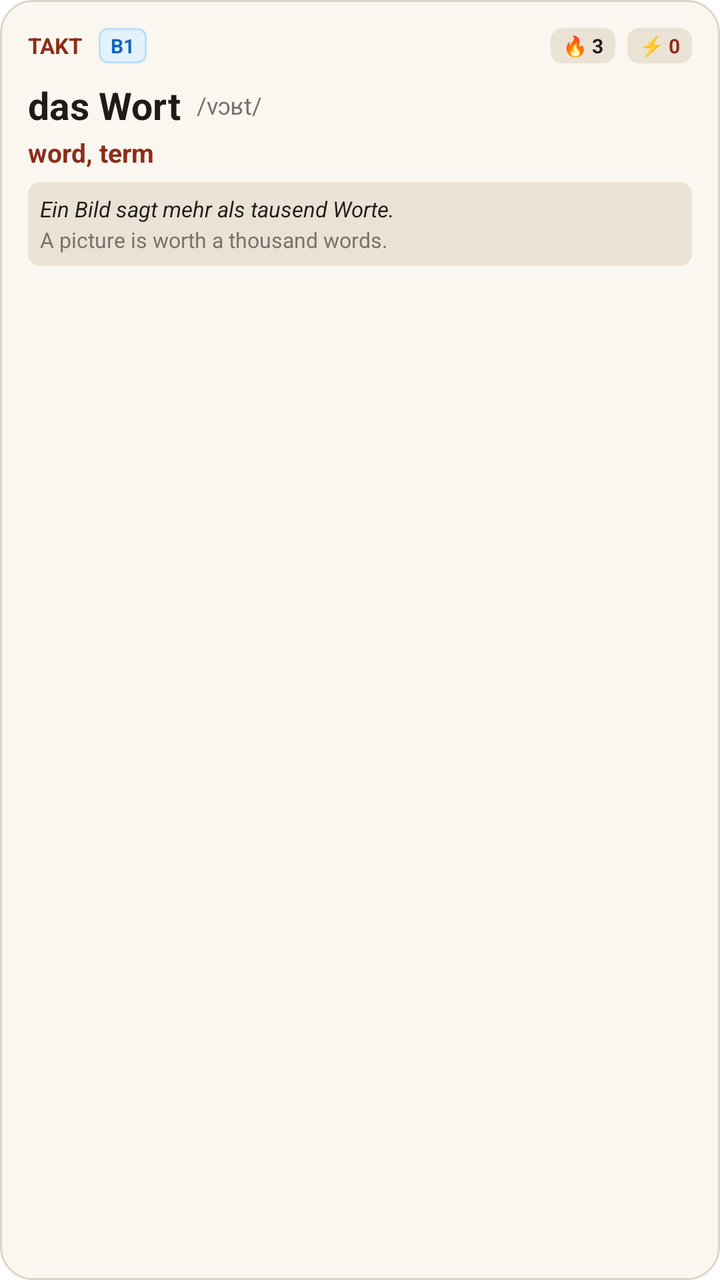
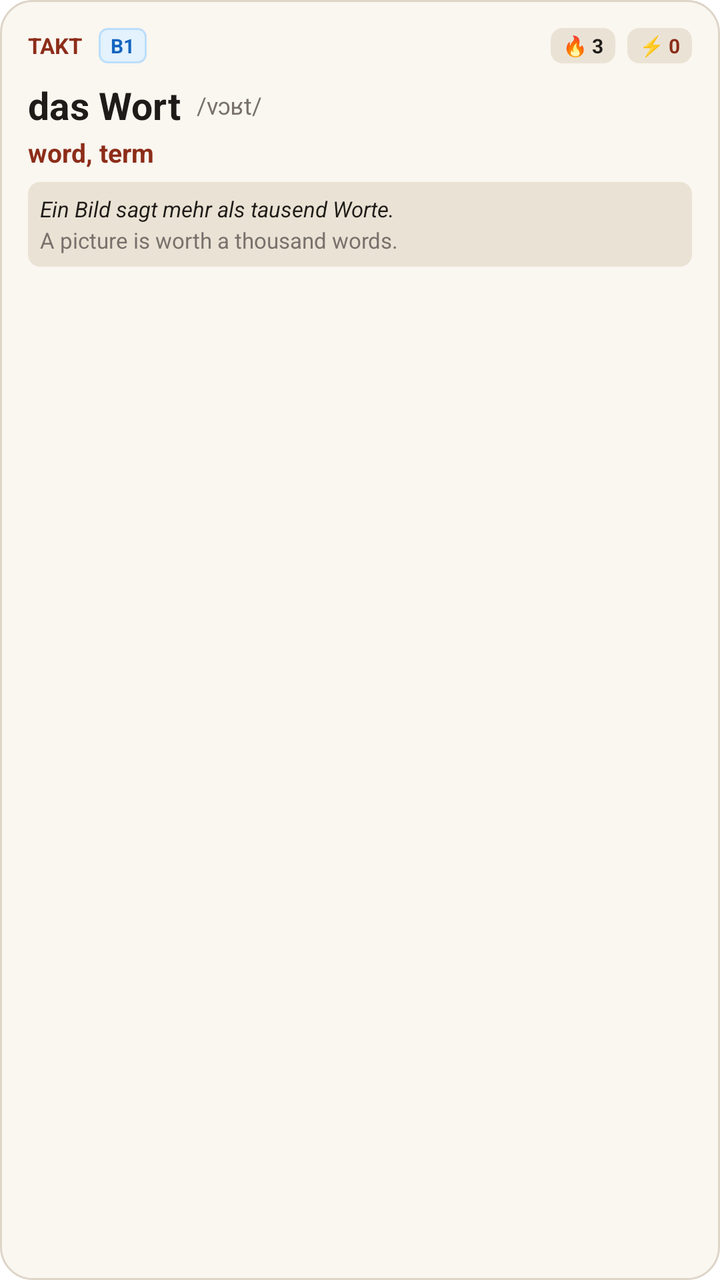

An Android layout rendered at two revisions. The XML below is the earlier revision; the diff shows what the commit changed to produce the second picture.
<!-- AndroidManifest.xml: fallback theme Theme.MaterialComponents.DayNight.NoActionBar -->
<!-- res/layout/word_of_the_day_widget.xml -->
<?xml version="1.0" encoding="utf-8"?>
<LinearLayout xmlns:android="http://schemas.android.com/apk/res/android"
    android:id="@+id/widget_root"
    android:layout_width="match_parent"
    android:layout_height="match_parent"
    android:background="@drawable/widget_card_bg"
    android:orientation="vertical"
    android:padding="14dp">

    
    <LinearLayout
        android:layout_width="match_parent"
        android:layout_height="wrap_content"
        android:gravity="center_vertical"
        android:orientation="horizontal">

        <TextView
            android:id="@+id/widget_app_title"
            android:layout_width="wrap_content"
            android:layout_height="wrap_content"
            android:text="TAKT"
            android:textColor="#8C2D19"
            android:textSize="11sp"
            android:textStyle="bold" />

        <TextView
            android:id="@+id/widget_cefr_badge"
            android:layout_width="wrap_content"
            android:layout_height="wrap_content"
            android:layout_marginStart="8dp"
            android:background="@drawable/widget_cefr_badge_bg"
            android:paddingHorizontal="6dp"
            android:paddingVertical="2dp"
            android:text="B1"
            android:textColor="#1565C0"
            android:textSize="10sp"
            android:textStyle="bold" />

        <View
            android:layout_width="0dp"
            android:layout_height="1dp"
            android:layout_weight="1" />

        <TextView
            android:id="@+id/widget_streak_text"
            android:layout_width="wrap_content"
            android:layout_height="wrap_content"
            android:background="@drawable/widget_chip_bg"
            android:paddingHorizontal="6dp"
            android:paddingVertical="2dp"
            android:text="🔥 3"
            android:textColor="#1E1B18"
            android:textSize="10sp"
            android:textStyle="bold" />

        <TextView
            android:id="@+id/widget_due_count"
            android:layout_width="wrap_content"
            android:layout_height="wrap_content"
            android:layout_marginStart="6dp"
            android:background="@drawable/widget_chip_bg"
            android:paddingHorizontal="6dp"
            android:paddingVertical="2dp"
            android:text="⚡ 0"
            android:textColor="#8C2D19"
            android:textSize="10sp"
            android:textStyle="bold" />
    </LinearLayout>

    
    <LinearLayout
        android:layout_width="match_parent"
        android:layout_height="wrap_content"
        android:layout_marginTop="8dp"
        android:orientation="vertical">

        <LinearLayout
            android:layout_width="match_parent"
            android:layout_height="wrap_content"
            android:baselineAligned="true"
            android:gravity="center_vertical"
            android:orientation="horizontal">

            <TextView
                android:id="@+id/widget_word_title"
                android:layout_width="wrap_content"
                android:layout_height="wrap_content"
                android:text="das Wort"
                android:textColor="#1E1B18"
                android:textSize="19sp"
                android:textStyle="bold" />

            <TextView
                android:id="@+id/widget_word_ipa"
                android:layout_width="wrap_content"
                android:layout_height="wrap_content"
                android:layout_marginStart="8dp"
                android:text="/vɔʁt/"
                android:textColor="#78716C"
                android:textSize="12sp" />
        </LinearLayout>

        <TextView
            android:id="@+id/widget_word_definition"
            android:layout_width="match_parent"
            android:layout_height="wrap_content"
            android:layout_marginTop="2dp"
            android:ellipsize="end"
            android:maxLines="1"
            android:text="word, term"
            android:textColor="#8C2D19"
            android:textSize="13sp"
            android:textStyle="bold" />
    </LinearLayout>

    
    <LinearLayout
        android:id="@+id/widget_example_container"
        android:layout_width="match_parent"
        android:layout_height="wrap_content"
        android:layout_marginTop="6dp"
        android:background="@drawable/widget_chip_bg"
        android:orientation="vertical"
        android:padding="6dp">

        <TextView
            android:id="@+id/widget_example_de"
            android:layout_width="match_parent"
            android:layout_height="wrap_content"
            android:ellipsize="end"
            android:maxLines="1"
            android:text="Ein Bild sagt mehr als tausend Worte."
            android:textColor="#1E1B18"
            android:textSize="11sp"
            android:textStyle="italic" />

        <TextView
            android:id="@+id/widget_example_en"
            android:layout_width="match_parent"
            android:layout_height="wrap_content"
            android:layout_marginTop="1dp"
            android:ellipsize="end"
            android:maxLines="1"
            android:text="A picture is worth a thousand words."
            android:textColor="#78716C"
            android:textSize="10.5sp" />
    </LinearLayout>

</LinearLayout>
<!-- resources referenced by this layout -->
<resources>
  <!-- drawable widget_card_bg (drawable) -->
  <?xml version="1.0" encoding="utf-8"?>
  <shape xmlns:android="http://schemas.android.com/apk/res/android"
      android:shape="rectangle">
      <solid android:color="#FAF6F0" />
      <corners android:radius="16dp" />
      <stroke
          android:width="1dp"
          android:color="#DDD5C7" />
  </shape>
  <!-- drawable widget_cefr_badge_bg (drawable) -->
  <?xml version="1.0" encoding="utf-8"?>
  <shape xmlns:android="http://schemas.android.com/apk/res/android"
      android:shape="rectangle">
      <solid android:color="#E3F2FD" />
      <corners android:radius="4dp" />
      <stroke
          android:width="1dp"
          android:color="#BBDEFB" />
  </shape>
  <!-- drawable widget_chip_bg (drawable) -->
  <?xml version="1.0" encoding="utf-8"?>
  <shape xmlns:android="http://schemas.android.com/apk/res/android"
      android:shape="rectangle">
      <solid android:color="#EAE3D5" />
      <corners android:radius="6dp" />
  </shape>
</resources>

<!-- the commit's change to res/layout/word_of_the_day_widget.xml (unified diff, before → after) -->
@@ -29,14 +29,16 @@
             android:layout_height="wrap_content"
             android:layout_marginStart="8dp"
             android:background="@drawable/widget_cefr_badge_bg"
-            android:paddingHorizontal="6dp"
-            android:paddingVertical="2dp"
+            android:paddingLeft="6dp"
+            android:paddingTop="2dp"
+            android:paddingRight="6dp"
+            android:paddingBottom="2dp"
             android:text="B1"
             android:textColor="#1565C0"
             android:textSize="10sp"
             android:textStyle="bold" />
 
-        <View
+        <FrameLayout
             android:layout_width="0dp"
             android:layout_height="1dp"
             android:layout_weight="1" />
@@ -46,8 +48,10 @@
             android:layout_width="wrap_content"
             android:layout_height="wrap_content"
             android:background="@drawable/widget_chip_bg"
-            android:paddingHorizontal="6dp"
-            android:paddingVertical="2dp"
+            android:paddingLeft="6dp"
+            android:paddingTop="2dp"
+            android:paddingRight="6dp"
+            android:paddingBottom="2dp"
             android:text="🔥 3"
             android:textColor="#1E1B18"
             android:textSize="10sp"
@@ -59,8 +63,10 @@
             android:layout_height="wrap_content"
             android:layout_marginStart="6dp"
             android:background="@drawable/widget_chip_bg"
-            android:paddingHorizontal="6dp"
-            android:paddingVertical="2dp"
+            android:paddingLeft="6dp"
+            android:paddingTop="2dp"
+            android:paddingRight="6dp"
+            android:paddingBottom="2dp"
             android:text="⚡ 0"
             android:textColor="#8C2D19"
             android:textSize="10sp"
@@ -143,7 +149,7 @@
             android:maxLines="1"
             android:text="A picture is worth a thousand words."
             android:textColor="#78716C"
-            android:textSize="10.5sp" />
+            android:textSize="11sp" />
     </LinearLayout>
 
 </LinearLayout>
